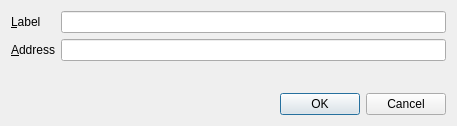
This is src/qt/forms/editaddressdialog.ui in ROIcoin/ROIcoin as Qt 5 draws it before an edit. The edited form follows.
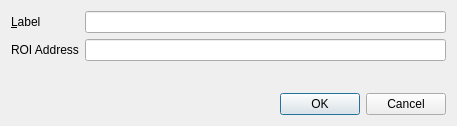
This is the edited form. Custom widgets are drawn as their Qt base class.

Commit message: ROI text edits

The edit to the form file:
```diff
--- a/src/qt/forms/editaddressdialog.ui
+++ b/src/qt/forms/editaddressdialog.ui
@@ -39,7 +39,7 @@
      <item row="1" column="0">
       <widget class="QLabel" name="label_2">
        <property name="text">
-        <string>&amp;Address</string>
+        <string>ROI Address</string>
        </property>
        <property name="buddy">
         <cstring>addressEdit</cstring>
```
Left out of the diff: 2 changed lines with no effect on the pictures.
